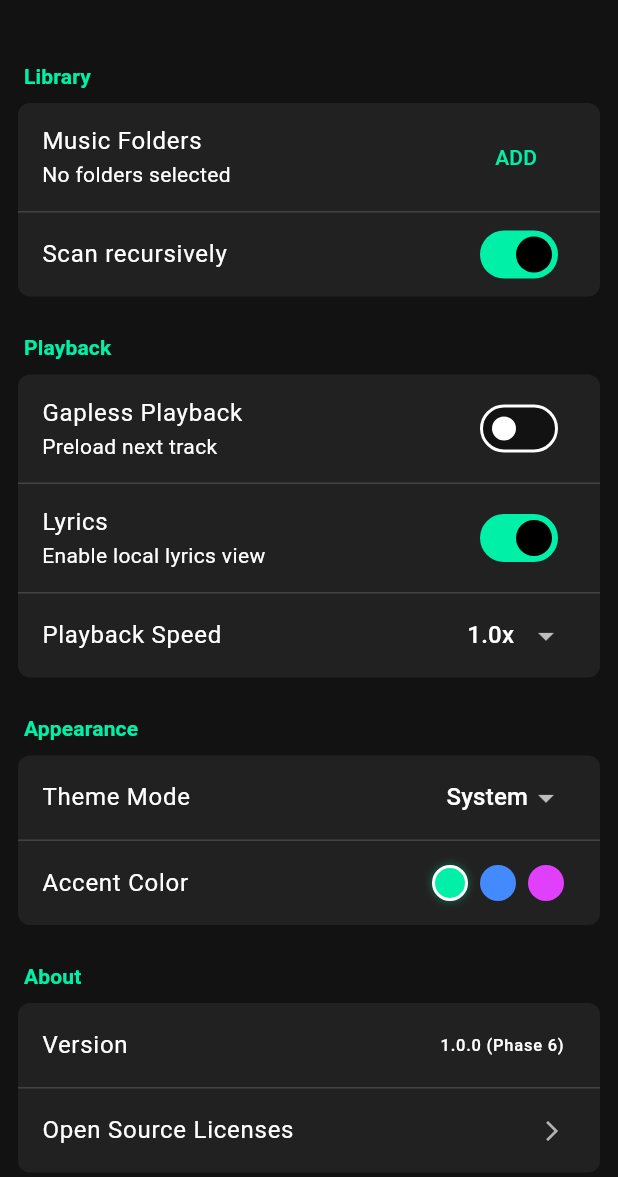
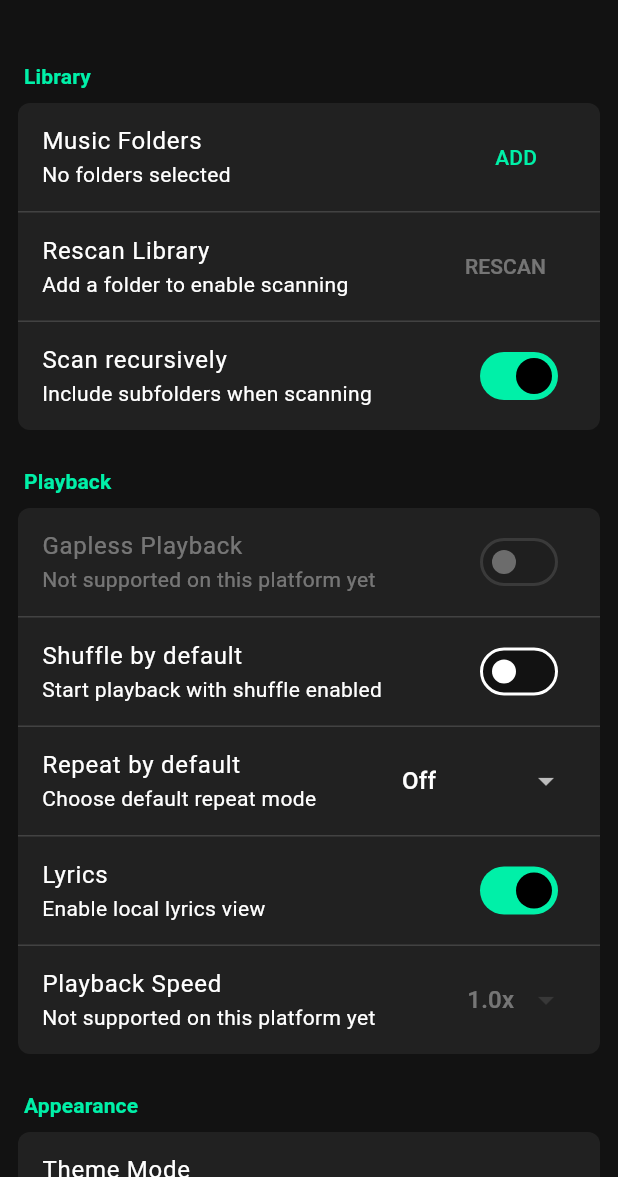
Before and after one commit to ZhiH2333/SicBy, a Flutter app: the SettingsScreen screen opened directly, on a phone screen of 412 x 824 dp, the part 59-1236 px from its top. Run offline on Flutter 3.47's test engine with Material 3 defaults, Android fonts, the phone set to English and light mode, and no system bars; our stand-ins replace file_picker, flutter_riverpod, just_audio, shared_preferences; accounts and stored records are empty.

Commit message:
🔧 chore(ui): wire settings defaults and librar
What changed:
- Added shuffle/repeat defaults to settings storage + controller and applied to playback.
- Implemented recursive/hidden scan support in file system service and library scan.
- Updated Settings UI with working rescan + default toggles and disabled unsupported options.

Why it was necessary:
- Settings were non-functional or misleading, and scan options were ignored.

What it fixes/enables:
- Working settings for shuffle/repeat defaults and library rescans with clear disabled states.

```diff
--- a/lib/platform/file_system/file_system_service_web.dart
+++ b/lib/platform/file_system/file_system_service_web.dart
@@ -38,7 +38,11 @@ class WebFileSystemService implements FileSystemService {
   }
 
   @override
-  Future<List<MediaFile>> listAudioFiles(LibrarySource source) async {
+  Future<List<MediaFile>> listAudioFiles(
+    LibrarySource source, {
+    bool recursive = true,
+    bool includeHidden = false,
+  }) async {
     if (source.kind != LibrarySourceKind.files || source.files == null) {
       return [];
     }
--- a/lib/services/file_system_service.dart
+++ b/lib/services/file_system_service.dart
@@ -22,5 +22,9 @@ abstract class FileSystemService {
   bool get supportsFileSelection;
 
   Future<LibrarySource?> pickSource();
-  Future<List<MediaFile>> listAudioFiles(LibrarySource source);
+  Future<List<MediaFile>> listAudioFiles(
+    LibrarySource source, {
+    bool recursive = true,
+    bool includeHidden = false,
+  });
 }
--- a/lib/state/settings_models.dart
+++ b/lib/state/settings_models.dart
@@ -1,5 +1,5 @@
 class AppSettings {
-  static const int currentVersion = 4;
+  static const int currentVersion = 5;
 
   final int version;
   final bool scanRecursively;
@@ -9,6 +9,8 @@ class AppSettings {
   final bool gaplessEnabled;
   final String themeMode; // 'system', 'light', 'dark'
   final int accentColor; // Color value
+  final bool shuffleDefault;
+  final String repeatModeDefault; // 'off', 'all', 'one'
   final bool autoDownloadCloudTracks;
   final bool showCloudOnlyTracks;
   final bool autoDownloadOnPlay;
@@ -26,6 +28,8 @@ class AppSettings {
     required this.gaplessEnabled,
     required this.themeMode,
     required this.accentColor,
+    required this.shuffleDefault,
+    required this.repeatModeDefault,
     required this.autoDownloadCloudTracks,
     required this.showCloudOnlyTracks,
     required this.autoDownloadOnPlay,
@@ -45,6 +49,8 @@ class AppSettings {
       gaplessEnabled: false,
       themeMode: 'system',
       accentColor: 0xFF00F0A8, // Electric Teal
+      shuffleDefault: false,
+      repeatModeDefault: 'off',
       autoDownloadCloudTracks: true,
       showCloudOnlyTracks: true,
       autoDownloadOnPlay: true,
@@ -64,6 +70,8 @@ class AppSettings {
     bool? gaplessEnabled,
     String? themeMode,
     int? accentColor,
+    bool? shuffleDefault,
+    String? repeatModeDefault,
     bool? autoDownloadCloudTracks,
     bool? showCloudOnlyTracks,
     bool? autoDownloadOnPlay,
@@ -81,6 +89,8 @@ class AppSettings {
       gaplessEnabled: gaplessEnabled ?? this.gaplessEnabled,
       themeMode: themeMode ?? this.themeMode,
       accentColor: accentColor ?? this.accentColor,
+      shuffleDefault: shuffleDefault ?? this.shuffleDefault,
+      repeatModeDefault: repeatModeDefault ?? this.repeatModeDefault,
       autoDownloadCloudTracks:
           autoDownloadCloudTracks ?? this.autoDownloadCloudTracks,
       showCloudOnlyTracks: showCloudOnlyTracks ?? this.showCloudOnlyTracks,
@@ -103,6 +113,8 @@ class AppSettings {
       'gaplessEnabled': gaplessEnabled,
       'themeMode': themeMode,
       'accentColor': accentColor,
+      'shuffleDefault': shuffleDefault,
+      'repeatModeDefault': repeatModeDefault,
       'autoDownloadCloudTracks': autoDownloadCloudTracks,
       'showCloudOnlyTracks': showCloudOnlyTracks,
       'autoDownloadOnPlay': autoDownloadOnPlay,
@@ -123,15 +135,18 @@ class AppSettings {
       gaplessEnabled: map['gaplessEnabled'] as bool? ?? false,
       themeMode: map['themeMode'] as String? ?? 'system',
       accentColor: map['accentColor'] as int? ?? 0xFF00F0A8,
+      shuffleDefault: map['shuffleDefault'] as bool? ?? false,
+      repeatModeDefault: map['repeatModeDefault'] as String? ?? 'off',
       autoDownloadCloudTracks: map['autoDownloadCloudTracks'] as bool? ?? true,
       showCloudOnlyTracks: map['showCloudOnlyTracks'] as bool? ?? true,
       autoDownloadOnPlay: map['autoDownloadOnPlay'] as bool? ?? true,
       resumeAfterDownload: map['resumeAfterDownload'] as bool? ?? true,
       disableSwitchDuringDownload:
           map['disableSwitchDuringDownload'] as bool? ?? true,
-      libraryPaths: (map['libraryPaths'] as List?)
-              ?.whereType<String>()
-              .toList(growable: false) ??
+      libraryPaths:
+          (map['libraryPaths'] as List?)?.whereType<String>().toList(
+            growable: false,
+          ) ??
           const [],
       lyricsEnabled: map['lyricsEnabled'] as bool? ?? true,
     );
--- a/lib/state/settings_provider.dart
+++ b/lib/state/settings_provider.dart
@@ -1,5 +1,3 @@
-import 'package:flutter_riverpod/flutter_riverpod.dart';
-
 import 'settings_controller.dart';
 import 'settings_models.dart';
 
--- a/lib/ui/screens/settings_screen.dart
+++ b/lib/ui/screens/settings_screen.dart
@@ -2,6 +2,7 @@ import 'package:flutter/material.dart';
 import 'package:flutter_riverpod/flutter_riverpod.dart';
 import 'package:sicby/state/local_library_provider.dart';
 import 'package:sicby/state/settings_controller.dart';
+import 'package:sicby/state/service_providers.dart';
 
 class SettingsScreen extends ConsumerWidget {
   const SettingsScreen({super.key});
@@ -31,6 +32,7 @@ class _LibrarySection extends ConsumerWidget {
     final settingsState = ref.watch(settingsControllerProvider);
     final libraryController = ref.read(localLibraryProvider.notifier);
     final settingsController = ref.read(settingsControllerProvider.notifier);
+    final capabilities = ref.watch(capabilityFlagsProvider);
 
     return _Section(
       title: 'Library',
@@ -38,12 +40,16 @@ class _LibrarySection extends ConsumerWidget {
         ListTile(
           title: const Text('Music Folders'),
           subtitle: Text(
-            libraryState.scannedPaths.isEmpty
+            !capabilities.supportsFolderSelection
+                ? 'Folder selection not supported on this platform'
+                : libraryState.scannedPaths.isEmpty
                 ? 'No folders selected'
                 : '${libraryState.scannedPaths.length} folders',
           ),
           trailing: TextButton(
-            onPressed: () => libraryController.pickAndAddFolder(),
+            onPressed: capabilities.supportsFolderSelection
+                ? () => libraryController.pickAndAddFolder()
+                : null,
             child: const Text('ADD'),
           ),
         ),
@@ -56,8 +62,23 @@ class _LibrarySection extends ConsumerWidget {
             ),
           ),
         ),
+        ListTile(
+          title: const Text('Rescan Library'),
+          subtitle: Text(
+            libraryState.scannedPaths.isEmpty
+                ? 'Add a folder to enable scanning'
+                : 'Refresh local library index',
+          ),
+          trailing: TextButton(
+            onPressed: libraryState.scannedPaths.isNotEmpty
+                ? () => libraryController.scanFromSettings()
+                : null,
+            child: const Text('RESCAN'),
+          ),
+        ),
         SwitchListTile(
           title: const Text('Scan recursively'),
+          subtitle: const Text('Include subfolders when scanning'),
           value: settingsState.settings.scanRecursively,
           onChanged: (value) => settingsController.setScanRecursively(value),
         ),
@@ -73,15 +94,46 @@ class _PlaybackSection extends ConsumerWidget {
   Widget build(BuildContext context, WidgetRef ref) {
     final settingsState = ref.watch(settingsControllerProvider);
     final settingsController = ref.read(settingsControllerProvider.notifier);
+    final capabilities = ref.watch(capabilityFlagsProvider);
 
     return _Section(
       title: 'Playback',
       children: [
         SwitchListTile(
           title: const Text('Gapless Playback'),
-          subtitle: const Text('Preload next track'),
+          subtitle: Text(
+            capabilities.supportsGapless
+                ? 'Preload next track'
+                : 'Not supported on this platform yet',
+          ),
           value: settingsState.settings.gaplessEnabled,
-          onChanged: (value) => settingsController.setGaplessEnabled(value),
+          onChanged: capabilities.supportsGapless
+              ? (value) => settingsController.setGaplessEnabled(value)
+              : null,
+        ),
+        SwitchListTile(
+          title: const Text('Shuffle by default'),
+          subtitle: const Text('Start playback with shuffle enabled'),
+          value: settingsState.settings.shuffleDefault,
+          onChanged: (value) => settingsController.setShuffleDefault(value),
+        ),
+        ListTile(
+          title: const Text('Repeat by default'),
+          subtitle: const Text('Choose default repeat mode'),
+          trailing: DropdownButton<String>(
+            value: settingsState.settings.repeatModeDefault,
+            underline: const SizedBox(),
+            items: const [
+              DropdownMenuItem(value: 'off', child: Text('Off')),
+              DropdownMenuItem(value: 'all', child: Text('Repeat All')),
+              DropdownMenuItem(value: 'one', child: Text('Repeat One')),
+            ],
+            onChanged: (value) {
+              if (value != null) {
+                settingsController.setRepeatModeDefault(value);
+              }
+            },
+          ),
         ),
         SwitchListTile(
           title: const Text('Lyrics'),
@@ -91,17 +143,24 @@ class _PlaybackSection extends ConsumerWidget {
         ),
         ListTile(
           title: const Text('Playback Speed'),
+          subtitle: Text(
+            capabilities.supportsPlaybackSpeed
+                ? 'Adjust speed without pitch change'
+                : 'Not supported on this platform yet',
+          ),
           trailing: DropdownButton<double>(
             value: settingsState.settings.playbackSpeed,
             underline: const SizedBox(),
             items: [0.5, 1.0, 1.25, 1.5, 2.0].map((speed) {
               return DropdownMenuItem(value: speed, child: Text('${speed}x'));
             }).toList(),
-            onChanged: (value) {
-              if (value != null) {
-                settingsController.setPlaybackSpeed(value);
-              }
-            },
+            onChanged: capabilities.supportsPlaybackSpeed
+                ? (value) {
+                    if (value != null) {
+                      settingsController.setPlaybackSpeed(value);
+                    }
+                  }
+                : null,
           ),
         ),
       ],
@@ -115,13 +174,13 @@ class _AppearanceSection extends ConsumerWidget {
   @override
   Widget build(BuildContext context, WidgetRef ref) {
     final settingsState = ref.watch(settingsControllerProvider);
-    final settingsController = ref.read(settingsControllerProvider.notifier);
 
     return _Section(
       title: 'Appearance',
       children: [
         ListTile(
           title: const Text('Theme Mode'),
+          subtitle: const Text('Theme switching coming soon'),
           trailing: DropdownButton<String>(
             value: settingsState.settings.themeMode,
             underline: const SizedBox(),
@@ -130,22 +189,20 @@ class _AppearanceSection extends ConsumerWidget {
               DropdownMenuItem(value: 'dark', child: Text('Dark')),
               DropdownMenuItem(value: 'light', child: Text('Light')),
             ],
-            onChanged: (value) {
-              if (value != null) {
-                settingsController.setThemeMode(value);
-              }
-            },
+            onChanged: null,
           ),
         ),
         ListTile(
           title: const Text('Accent Color'),
+          subtitle: const Text('Accent color theming coming soon'),
           trailing: Wrap(
             spacing: 8,
             children: [
               _ColorDot(
                 color: const Color(0xFF00F0A8),
                 isSelected: settingsState.settings.accentColor == 0xFF00F0A8,
-                onTap: () => settingsController.setAccentColor(0xFF00F0A8),
+                onTap: () {},
+                enabled: false,
               ),
               _ColorDot(
                 color: Colors.blueAccent,
@@ -153,10 +210,8 @@ class _AppearanceSection extends ConsumerWidget {
                     settingsState.settings.accentColor ==
                     // ignore: deprecated_member_use
                     Colors.blueAccent.value,
-                onTap: () => settingsController.setAccentColor(
-                  // ignore: deprecated_member_use
-                  Colors.blueAccent.value,
-                ),
+                onTap: () {},
+                enabled: false,
               ),
               _ColorDot(
                 color: Colors.purpleAccent,
@@ -164,10 +219,8 @@ class _AppearanceSection extends ConsumerWidget {
                     settingsState.settings.accentColor ==
                     // ignore: deprecated_member_use
                     Colors.purpleAccent.value,
-                onTap: () => settingsController.setAccentColor(
-                  // ignore: deprecated_member_use
-                  Colors.purpleAccent.value,
-                ),
+                onTap: () {},
+                enabled: false,
               ),
             ],
           ),
@@ -181,17 +234,19 @@ class _ColorDot extends StatelessWidget {
   final Color color;
   final bool isSelected;
   final VoidCallback onTap;
+  final bool enabled;
 
   const _ColorDot({
     required this.color,
     required this.isSelected,
     required this.onTap,
+    this.enabled = true,
   });
 
   @override
   Widget build(BuildContext context) {
     return GestureDetector(
-      onTap: onTap,
+      onTap: enabled ? onTap : null,
       child: Container(
         width: 24,
         height: 24,
@@ -203,6 +258,12 @@ class _ColorDot extends StatelessWidget {
               ? [BoxShadow(color: color.withAlpha(100), blurRadius: 4)]
               : null,
         ),
+        foregroundDecoration: enabled
+            ? null
+            : BoxDecoration(
+                color: Colors.black.withAlpha(120),
+                shape: BoxShape.circle,
+              ),
       ),
     );
   }
@@ -263,9 +324,7 @@ class _Section extends StatelessWidget {
               borderRadius: BorderRadius.circular(8),
             ),
             clipBehavior: Clip.hardEdge,
-            child: Column(
-              children: _withDividers(children),
-            ),
+            child: Column(children: _withDividers(children)),
           ),
         ),
       ],
```
Also changed, not shown: lib/platform/file_system/file_system_service_io.dart (+15 -2 lines), lib/services/shared_prefs_settings_storage_service.dart (+20 -6 lines), lib/state/local_library_provider.dart (+7 -5 lines), lib/state/playback_controller.dart (+30 -8 lines), lib/state/settings_controller.dart (+8 -0 lines).
